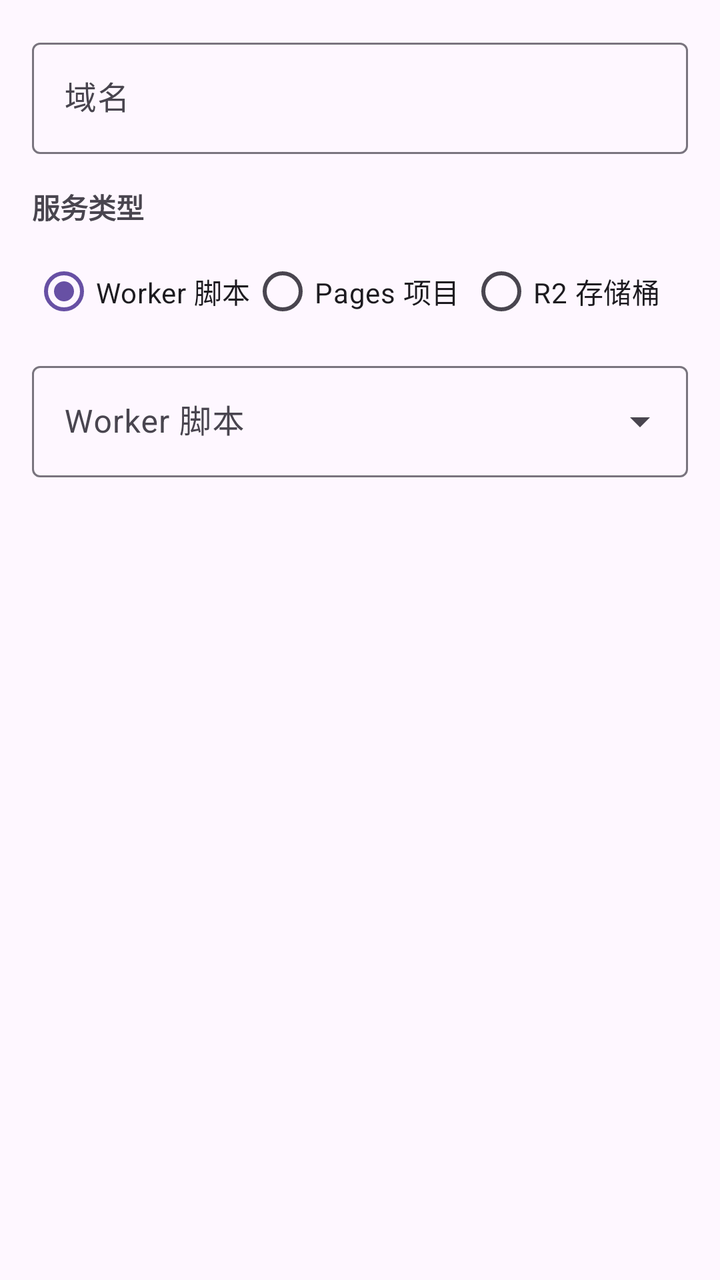
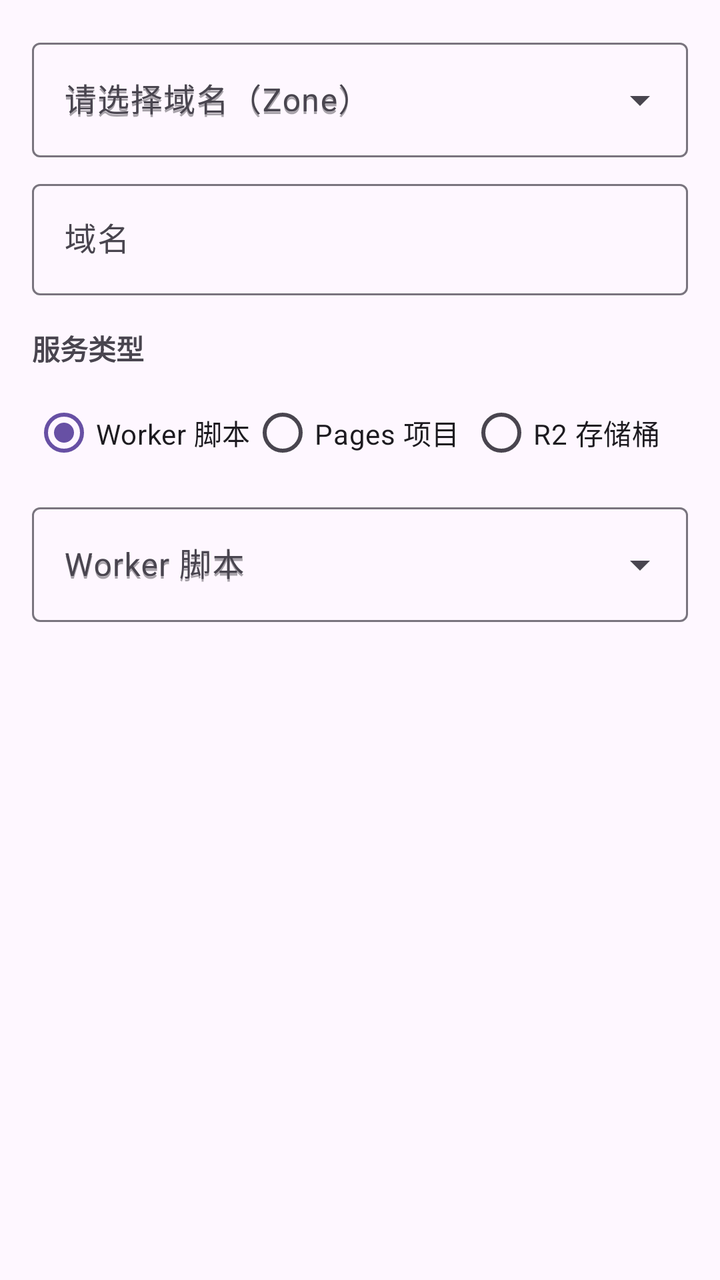

Compare the two renders of this Android layout. The source of the first and the diff that turns it into the second are given below.
<!-- AndroidManifest.xml: application theme AppTheme -->
<!-- res/layout/dialog_domain_input.xml -->
<?xml version="1.0" encoding="utf-8"?>
<LinearLayout xmlns:android="http://schemas.android.com/apk/res/android"
    xmlns:app="http://schemas.android.com/apk/res-auto"
    android:layout_width="match_parent"
    android:layout_height="wrap_content"
    android:orientation="vertical"
    android:padding="16dp">

    <com.google.android.material.textfield.TextInputLayout
        android:layout_width="match_parent"
        android:layout_height="wrap_content"
        android:hint="@string/domain_hint">

        <com.google.android.material.textfield.TextInputEditText
            android:id="@+id/domainHostname"
            android:layout_width="match_parent"
            android:layout_height="wrap_content"
            android:inputType="textUri" />

    </com.google.android.material.textfield.TextInputLayout>

    <TextView
        android:layout_width="match_parent"
        android:layout_height="wrap_content"
        android:text="@string/domain_service_type"
        android:textSize="14sp"
        android:textStyle="bold"
        android:layout_marginTop="16dp"
        android:layout_marginBottom="8dp" />

    <RadioGroup
        android:id="@+id/serviceTypeGroup"
        android:layout_width="match_parent"
        android:layout_height="wrap_content"
        android:orientation="horizontal">

        <RadioButton
            android:id="@+id/typeWorkerRadio"
            android:layout_width="0dp"
            android:layout_height="wrap_content"
            android:layout_weight="1"
            android:text="@string/domain_worker_script"
            android:checked="true" />

        <RadioButton
            android:id="@+id/typePagesRadio"
            android:layout_width="0dp"
            android:layout_height="wrap_content"
            android:layout_weight="1"
            android:text="@string/pages_project" />

        <RadioButton
            android:id="@+id/typeR2Radio"
            android:layout_width="0dp"
            android:layout_height="wrap_content"
            android:layout_weight="1"
            android:text="@string/domain_r2_bucket" />

    </RadioGroup>

    <com.google.android.material.textfield.TextInputLayout
        android:id="@+id/workerScriptLayout"
        android:layout_width="match_parent"
        android:layout_height="wrap_content"
        android:layout_marginTop="8dp"
        android:hint="@string/domain_worker_script"
        style="@style/Widget.Material3.TextInputLayout.OutlinedBox.ExposedDropdownMenu">

        <AutoCompleteTextView
            android:id="@+id/domainScript"
            android:layout_width="match_parent"
            android:layout_height="wrap_content"
            android:inputType="none" />

    </com.google.android.material.textfield.TextInputLayout>

    <com.google.android.material.textfield.TextInputLayout
        android:id="@+id/pagesProjectLayout"
        android:layout_width="match_parent"
        android:layout_height="wrap_content"
        android:layout_marginTop="8dp"
        android:hint="@string/pages_project"
        android:visibility="gone"
        style="@style/Widget.Material3.TextInputLayout.OutlinedBox.ExposedDropdownMenu">

        <AutoCompleteTextView
            android:id="@+id/domainProject"
            android:layout_width="match_parent"
            android:layout_height="wrap_content"
            android:inputType="none" />

    </com.google.android.material.textfield.TextInputLayout>

    
    <com.google.android.material.textfield.TextInputLayout
        android:id="@+id/r2BucketLayout"
        android:layout_width="match_parent"
        android:layout_height="wrap_content"
        android:layout_marginTop="8dp"
        android:hint="@string/domain_r2_bucket"
        android:visibility="gone"
        style="@style/Widget.Material3.TextInputLayout.OutlinedBox.ExposedDropdownMenu">

        <AutoCompleteTextView
            android:id="@+id/domainR2Bucket"
            android:layout_width="match_parent"
            android:layout_height="wrap_content"
            android:inputType="none" />

    </com.google.android.material.textfield.TextInputLayout>

</LinearLayout>
<!-- resources referenced by this layout -->
<resources>
  <string name="domain_hint">域名</string>
  <string name="domain_r2_bucket">R2 存储桶</string>
  <string name="domain_service_type">服务类型</string>
  <string name="domain_worker_script">Worker 脚本</string>
  <string name="pages_project">Pages 项目</string>
  <style name="AppTheme" parent="Base.AppTheme" />
  <style name="ShapeAppearance.App.SmallComponent" parent="ShapeAppearance.Material3.SmallComponent">
      <item name="cornerSize">8dp</item>
    </style>
  <style name="ShapeAppearance.App.MediumComponent" parent="ShapeAppearance.Material3.MediumComponent">
      <item name="cornerSize">12dp</item>
    </style>
  <style name="ShapeAppearance.App.LargeComponent" parent="ShapeAppearance.Material3.LargeComponent">
      <item name="cornerSize">16dp</item>
    </style>
  <style name="AppTextView" parent="@android:style/Widget.DeviceDefault.TextView">
      
      <item name="android:breakStrategy">simple</item>
      <item name="android:hyphenationFrequency">normal</item>
      <item name="android:ellipsize">end</item>
      <item name="android:justificationMode">inter_word</item>
      <item name="android:textIsSelectable">false</item>
    </style>
  <style name="AppButton" parent="Widget.Material3.Button">
      <item name="android:minHeight">@dimen/app_button_min_height</item>
      <item name="android:minWidth">@dimen/app_button_min_width</item>
      <item name="android:maxLines">1</item>
      <item name="android:ellipsize">end</item>
      <item name="android:paddingStart">@dimen/app_button_padding_h</item>
      <item name="android:paddingEnd">@dimen/app_button_padding_h</item>
      <item name="android:breakStrategy">balanced</item>
      <item name="android:hyphenationFrequency">none</item>
      <item name="android:textSize">@dimen/app_button_text_size</item>
    </style>
  <style name="AppMaterialButton" parent="Widget.Material3.Button">
      <item name="android:minHeight">@dimen/app_button_min_height</item>
      <item name="android:minWidth">@dimen/app_button_min_width</item>
      <item name="android:maxLines">1</item>
      <item name="android:ellipsize">end</item>
      <item name="android:paddingStart">@dimen/app_button_padding_h</item>
      <item name="android:paddingEnd">@dimen/app_button_padding_h</item>
      <item name="android:breakStrategy">balanced</item>
      <item name="android:hyphenationFrequency">none</item>
      <item name="android:textAllCaps">false</item>
      <item name="android:textSize">@dimen/app_button_text_size</item>
    </style>
  <style name="AppChip" parent="Widget.Material3.Chip.Assist">
      <item name="android:textIsSelectable">false</item>
    </style>
  <style name="AppMaterialSwitch" parent="Widget.Material3.CompoundButton.Switch" />
  <style name="AppMaterialCheckBox" parent="Widget.Material3.CompoundButton.CheckBox" />
  <style name="AppMaterialRadioButton" parent="Widget.Material3.CompoundButton.RadioButton" />
  <style name="AppMaterialSlider" parent="Widget.Material3.Slider" />
  <style name="AppTextInputLayout" parent="Widget.Material3.TextInputLayout.OutlinedBox" />
  <style name="AppBottomNavigationView" parent="Widget.Material3.BottomNavigationView" />
  <style name="AppMaterialCardView" parent="Widget.Material3.CardView.Elevated">
      <item name="cardCornerRadius">16dp</item>
      <item name="cardElevation">1dp</item>
    </style>
  <style name="AppMaterialAlertDialog" parent="ThemeOverlay.Material3.MaterialAlertDialog">
      <item name="android:windowIsFloating">true</item>
      <item name="shapeAppearanceMediumComponent">@style/ShapeAppearance.App.MediumComponent</item>
    </style>
  <style name="AppPopupMenu" parent="Widget.Material3.PopupMenu">
      <item name="android:dropDownHorizontalOffset">0dp</item>
    </style>
  <dimen name="app_button_min_height">48dp</dimen>
  <dimen name="app_button_min_width">112dp</dimen>
  <dimen name="app_button_padding_h">10dp</dimen>
  <dimen name="app_button_text_size">13sp</dimen>
  <!-- unchanged entries left out for length: 2 -->
</resources>

<!-- the commit's change to res/layout/dialog_domain_input.xml (unified diff, before → after) -->
@@ -5,6 +5,24 @@
     android:layout_height="wrap_content"
     android:orientation="vertical"
     android:padding="16dp">
+
+    
+    <com.google.android.material.textfield.TextInputLayout
+        android:id="@+id/domainZoneLayout"
+        android:layout_width="match_parent"
+        android:layout_height="wrap_content"
+        android:hint="@string/worker_route_select_zone"
+        android:layout_marginBottom="8dp"
+        style="@style/Widget.Material3.TextInputLayout.OutlinedBox.ExposedDropdownMenu">
+
+        <AutoCompleteTextView
+            android:id="@+id/domainZone"
+            android:layout_width="match_parent"
+            android:layout_height="wrap_content"
+            android:hint="@string/worker_route_select_zone"
+            android:inputType="none" />
+
+    </com.google.android.material.textfield.TextInputLayout>
 
     <com.google.android.material.textfield.TextInputLayout
         android:layout_width="match_parent"
@@ -70,6 +88,7 @@
             android:id="@+id/domainScript"
             android:layout_width="match_parent"
             android:layout_height="wrap_content"
+            android:hint="@string/domain_worker_script"
             android:inputType="none" />
 
     </com.google.android.material.textfield.TextInputLayout>
@@ -87,6 +106,7 @@
             android:id="@+id/domainProject"
             android:layout_width="match_parent"
             android:layout_height="wrap_content"
+            android:hint="@string/pages_project"
             android:inputType="none" />
 
     </com.google.android.material.textfield.TextInputLayout>
@@ -105,6 +125,7 @@
             android:id="@+id/domainR2Bucket"
             android:layout_width="match_parent"
             android:layout_height="wrap_content"
+            android:hint="@string/domain_r2_bucket"
             android:inputType="none" />
 
     </com.google.android.material.textfield.TextInputLayout>
<!-- resource entries referenced after the edit -->
@@ -5,6 +5,7 @@
   <string name="domain_service_type">服务类型</string>
   <string name="domain_worker_script">Worker 脚本</string>
   <string name="pages_project">Pages 项目</string>
+  <string name="worker_route_select_zone">请选择域名（Zone）</string>
   <style name="AppTheme" parent="Base.AppTheme" />
   <style name="ShapeAppearance.App.SmallComponent" parent="ShapeAppearance.Material3.SmallComponent">
       <item name="cornerSize">8dp</item>
